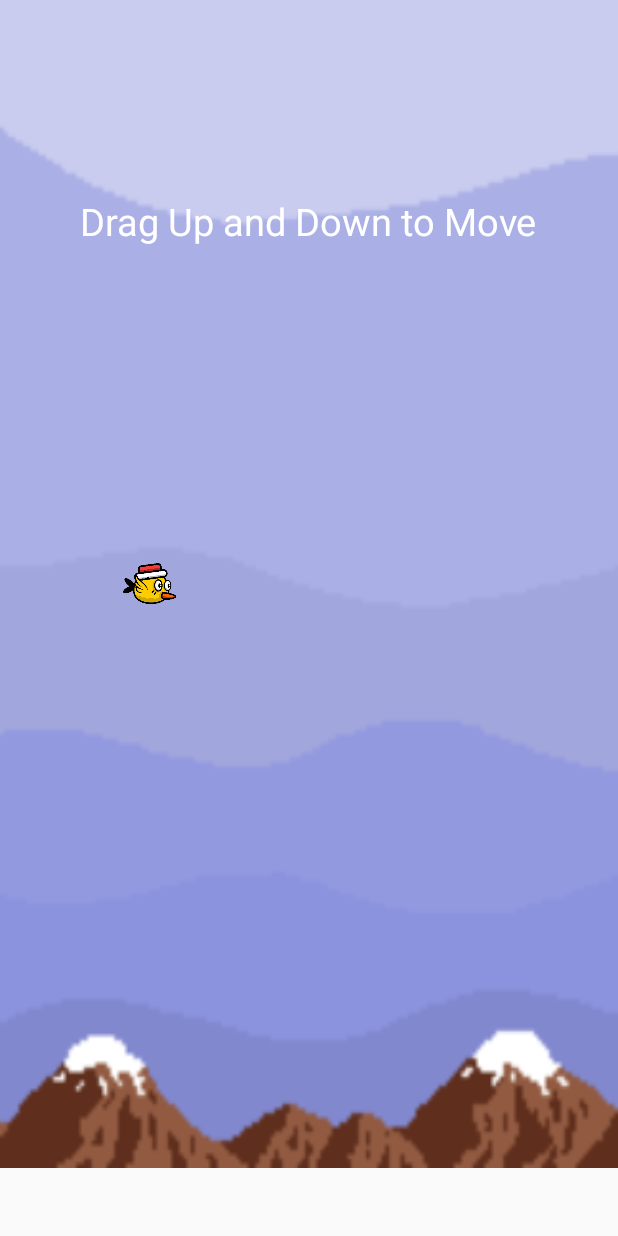
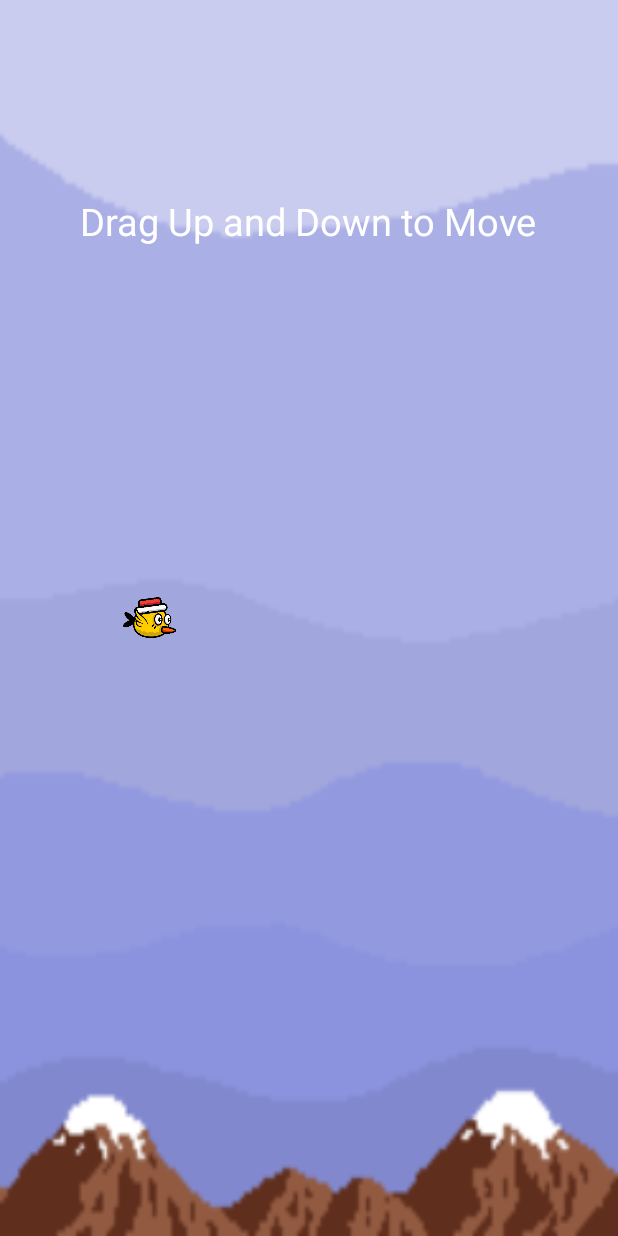
Before and after one commit to danielzyy/Pipe-Dodger, an Android app: the MainActivity screen opened directly, with no data from a screen before it, on a phone screen of 412 x 824 dp. Run offline under Robolectric (Android 15) with nearby library versions, the phone set to English and light mode, and no system bars; our stand-ins replace AdMob.

Commit message:
Version 1.4: added shrink boost, increased effect of gap boost, made character size relative to screen size, fixed UI, and removed banner ad

```diff
--- a/AppDanielYe/app/build.gradle
+++ b/AppDanielYe/app/build.gradle
@@ -6,8 +6,8 @@ android {
         applicationId "com.danielye.appdanielye"
         minSdkVersion 15
         targetSdkVersion 28
-        versionCode 4
-        versionName "1.3"
+        versionCode 5
+        versionName "1.4"
         testInstrumentationRunner "android.support.test.runner.AndroidJUnitRunner"
     }
     buildTypes {
--- a/AppDanielYe/app/src/main/res/layout/activity_main.xml
+++ b/AppDanielYe/app/src/main/res/layout/activity_main.xml
@@ -9,32 +9,8 @@
         android:id="@+id/frame"
         android:layout_width="match_parent"
         android:layout_height="match_parent"
-        android:layout_marginBottom="45dp"
         android:background="@drawable/sky">
-        <ImageView
-            android:id="@+id/life1"
-            android:layout_width="20dp"
-            android:layout_height="20dp"
-            android:src="@drawable/life"
-            android:layout_gravity="top|right"
-            android:layout_marginRight="5dp"
-            android:layout_marginTop="10dp"/>
-        <ImageView
-            android:id="@+id/life2"
-            android:layout_width="20dp"
-            android:layout_height="20dp"
-            android:src="@drawable/life"
-            android:layout_gravity="top|right"
-            android:layout_marginRight="30dp"
-            android:layout_marginTop="10dp"/>
-        <ImageView
-            android:id="@+id/life3"
-            android:layout_width="20dp"
-            android:layout_height="20dp"
-            android:src="@drawable/life"
-            android:layout_gravity="top|right"
-            android:layout_marginRight="55dp"
-            android:layout_marginTop="10dp"/>
+
         <TextView
             android:id="@+id/pointCounter"
             android:layout_width="wrap_content"
@@ -69,12 +45,29 @@
             android:scaleType="fitXY"
             android:src="@drawable/toppipe"/>
         <ImageView
-            android:id="@+id/box"
-            android:layout_width="35dp"
-            android:layout_height="27dp"
-            android:src="@drawable/bird"
-            android:scaleType="fitXY"
-            android:layout_gravity="center_vertical"/>
+            android:id="@+id/life1"
+            android:layout_width="30dp"
+            android:layout_height="30dp"
+            android:src="@drawable/life"
+            android:layout_gravity="top|right"
+            android:layout_marginRight="10dp"
+            android:layout_marginTop="10dp"/>
+        <ImageView
+            android:id="@+id/life2"
+            android:layout_width="30dp"
+            android:layout_height="30dp"
+            android:src="@drawable/life"
+            android:layout_gravity="top|right"
+            android:layout_marginRight="50dp"
+            android:layout_marginTop="10dp"/>
+        <ImageView
+            android:id="@+id/life3"
+            android:layout_width="30dp"
+            android:layout_height="30dp"
+            android:src="@drawable/life"
+            android:layout_gravity="top|right"
+            android:layout_marginRight="90dp"
+            android:layout_marginTop="10dp"/>
         <ImageView
             android:id="@+id/slowBonus"
             android:layout_width="25dp"
@@ -96,6 +89,18 @@
             android:layout_height="25dp"
             android:src="@drawable/points"/>
         <ImageView
+            android:id="@+id/shrinkBonus"
+            android:layout_width="25dp"
+            android:layout_height="25dp"
+            android:src="@drawable/shrinkbonus"/>
+        <ImageView
+            android:id="@+id/box"
+            android:layout_width="35dp"
+            android:layout_height="27dp"
+            android:src="@drawable/bird"
+            android:scaleType="fitXY"
+            android:layout_gravity="center_vertical"/>
+        <ImageView
             android:id="@+id/crash"
             android:layout_width="35dp"
             android:layout_height="27dp"
@@ -104,14 +109,14 @@
             android:layout_gravity="center_vertical"/>
 
     </FrameLayout>
-    <com.google.android.gms.ads.AdView
-        xmlns:ads="http://schemas.android.com/apk/res-auto"
-        android:id="@+id/adView"
-        android:layout_width="match_parent"
-        android:layout_height="45dp"
-        android:layout_centerHorizontal="true"
-        android:layout_alignParentBottom="true"
-        ads:adSize="SMART_BANNER"
-        ads:adUnitId="ca-app-pub-3940256099942544/6300978111">
-    </com.google.android.gms.ads.AdView>
+    <!--<com.google.android.gms.ads.AdView-->
+        <!--xmlns:ads="http://schemas.android.com/apk/res-auto"-->
+        <!--android:id="@+id/adView"-->
+        <!--android:layout_width="match_parent"-->
+        <!--android:layout_height="45dp"-->
+        <!--android:layout_centerHorizontal="true"-->
+        <!--android:layout_alignParentBottom="true"-->
+        <!--ads:adSize="SMART_BANNER"-->
+        <!--ads:adUnitId="ca-app-pub-3940256099942544/6300978111">-->
+    <!--</com.google.android.gms.ads.AdView>-->
 </RelativeLayout >
```
Also changed, not shown: AppDanielYe/app/src/main/java/com/danielye/appdanielye/MainActivity.java (+97 -59 lines), AppDanielYe/app/src/main/res/layout/activity_result.xml (+4 -4 lines), AppDanielYe/app/src/main/res/layout/activity_start.xml (+17 -1 lines), AppDanielYe/app/src/main/res/drawable/shrinkbonus.png (added), 2 other files.
